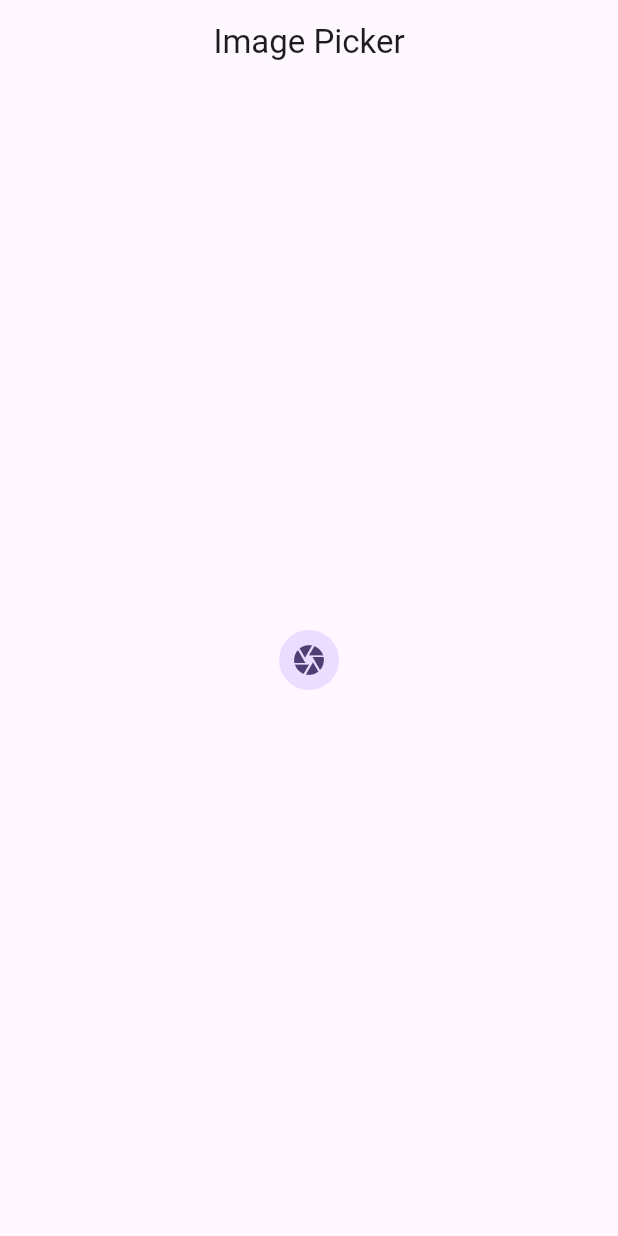
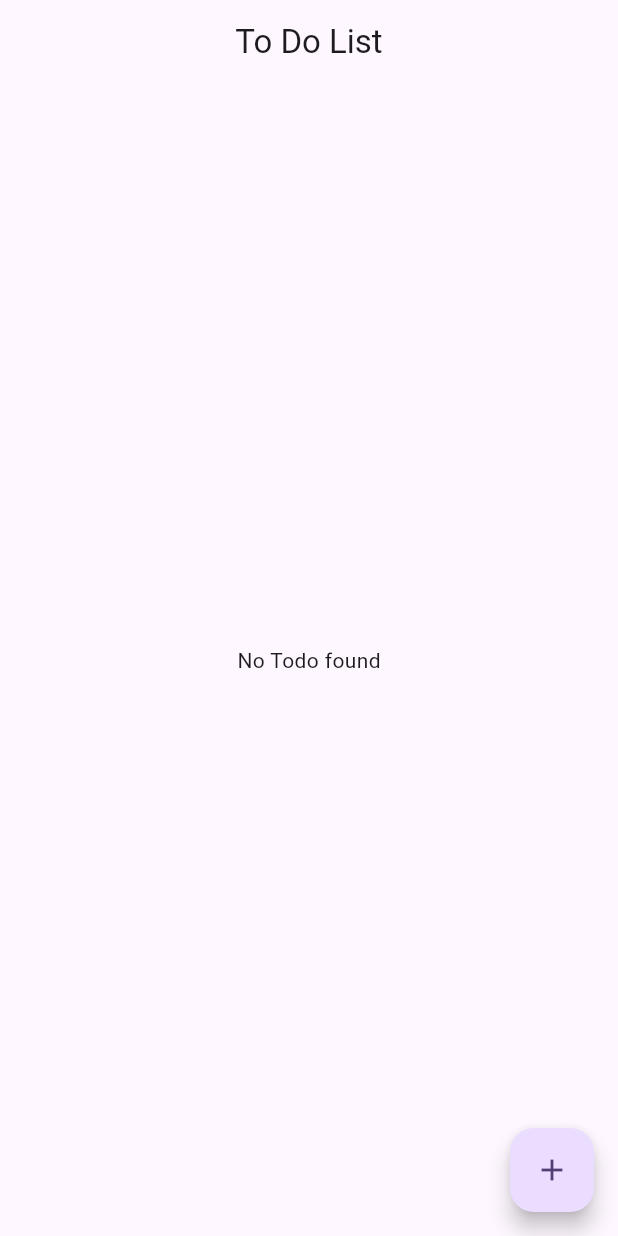
Before and after one commit to itsyashtyagi/Flutter-Bloc, a Flutter app: the screen it shows after launch, on a phone screen of 412 x 824 dp. Run offline on Flutter 3.47's test engine with Material 3 defaults, Android fonts, the phone set to English and light mode, and no system bars; our stand-ins replace bloc, equatable, flutter_bloc, image_picker.

Commit message:
To Do using Bloc

```diff
--- /dev/null
+++ b/flutter_bloc_basic/lib/bloc/todo_bloc/to_do_bloc.dart
@@ -0,0 +1,21 @@
+import 'package:bloc/bloc.dart';
+import 'package:flutter_bloc_basic/bloc/todo_bloc/to_do_event.dart';
+import 'package:flutter_bloc_basic/bloc/todo_bloc/to_do_state.dart';
+
+class ToDoBloc extends Bloc<ToDoEvent, ToDoState> {
+  final List<String> todoList = [];
+  ToDoBloc() : super(const ToDoState()) {
+    on<AddToDoEvent>(_addToDoEvent);
+    on<RemoveToDoEvent>(_removeToDoEvent);
+  }
+
+  void _addToDoEvent(AddToDoEvent event, Emitter<ToDoState> emit) {
+    todoList.add(event.task);
+    emit(state.copyWith(todos: List.from(todoList)));
+  }
+
+  void _removeToDoEvent(RemoveToDoEvent event, Emitter<ToDoState> emit) {
+    todoList.remove(event.index);
+    emit(state.copyWith(todos: List.from(todoList)));
+  }
+}
--- /dev/null
+++ b/flutter_bloc_basic/lib/bloc/todo_bloc/to_do_event.dart
@@ -0,0 +1,21 @@
+import 'package:equatable/equatable.dart';
+
+abstract class ToDoEvent extends Equatable {
+  const ToDoEvent();
+}
+
+class AddToDoEvent extends ToDoEvent {
+  final String task;
+  const AddToDoEvent({required this.task});
+
+  @override
+  List<Object> get props => [task];
+}
+
+class RemoveToDoEvent extends ToDoEvent {
+  final Object index;
+
+  const RemoveToDoEvent({required this.index});
+  @override
+  List<Object> get props => [index];
+}
--- /dev/null
+++ b/flutter_bloc_basic/lib/bloc/todo_bloc/to_do_state.dart
@@ -0,0 +1,16 @@
+import 'package:equatable/equatable.dart';
+
+class ToDoState extends Equatable {
+  final List<String> todos;
+
+  const ToDoState({this.todos = const []});
+
+  ToDoState copyWith({List<String>? todos}) {
+    return ToDoState(
+      todos: todos ?? this.todos,
+    );
+  }
+
+  @override
+  List<Object?> get props => [todos];
+}
--- a/flutter_bloc_basic/lib/main.dart
+++ b/flutter_bloc_basic/lib/main.dart
@@ -3,7 +3,8 @@ import 'package:equatable/equatable.dart';
 import 'package:flutter_bloc/flutter_bloc.dart';
 import 'package:flutter_bloc_basic/bloc/image_picker/image_picker_bloc.dart';
 import 'package:flutter_bloc_basic/bloc/switch_button_bloc/switch_bloc.dart';
-import 'package:flutter_bloc_basic/ui/image_picker/image_picker_screen.dart';
+import 'package:flutter_bloc_basic/bloc/todo_bloc/to_do_bloc.dart';
+import 'package:flutter_bloc_basic/ui/todo/to_do_screen.dart';
 import 'package:flutter_bloc_basic/utils/image_picker_utils.dart';
 
 void main() {
@@ -19,6 +20,7 @@ class MyApp extends StatelessWidget {
       providers: [
         BlocProvider(create: (_) => SwitchBloc()),
         BlocProvider(create: (_) => ImagePickerBloc(ImagePickerUtils())),
+        BlocProvider(create: (_) => ToDoBloc()),
       ],
       child: MaterialApp(
         title: 'Flutter Demo',
@@ -27,7 +29,7 @@ class MyApp extends StatelessWidget {
           useMaterial3: true,
         ),
         debugShowCheckedModeBanner: false,
-        home: const ImagePickerScreen(),
+        home: const ToDoScreen(),
       ),
     );
   }
--- /dev/null
+++ b/flutter_bloc_basic/lib/ui/todo/to_do_screen.dart
@@ -0,0 +1,56 @@
+import 'package:flutter/material.dart';
+import 'package:flutter_bloc/flutter_bloc.dart';
+import 'package:flutter_bloc_basic/bloc/todo_bloc/to_do_bloc.dart';
+import 'package:flutter_bloc_basic/bloc/todo_bloc/to_do_event.dart';
+import 'package:flutter_bloc_basic/bloc/todo_bloc/to_do_state.dart';
+
+class ToDoScreen extends StatelessWidget {
+  const ToDoScreen({super.key});
+
+  @override
+  Widget build(BuildContext context) {
+    return SafeArea(
+      child: Scaffold(
+        appBar: AppBar(
+          title: const Text("To Do List"),
+          centerTitle: true,
+        ),
+        body: Padding(
+          padding: const EdgeInsets.all(10),
+          child: BlocBuilder<ToDoBloc, ToDoState>(builder: (context, state) {
+            if (state.todos.isEmpty) {
+              return const Center(
+                child: Text("No Todo found"),
+              );
+            } else if (state.todos.isNotEmpty) {
+              return ListView.builder(
+                itemCount: state.todos.length,
+                itemBuilder: (context, index) {
+                  return ListTile(
+                    title: Text("${state.todos[index]} $index + 1"),
+                    trailing: IconButton(
+                      onPressed: () {
+                        context
+                            .read<ToDoBloc>()
+                            .add(RemoveToDoEvent(index: state.todos[index]));
+                      },
+                      icon: const Icon(Icons.delete),
+                    ),
+                  );
+                },
+              );
+            } else {
+              return const SizedBox();
+            }
+          }),
+        ),
+        floatingActionButton: FloatingActionButton(
+          onPressed: () {
+            context.read<ToDoBloc>().add(const AddToDoEvent(task: "Task"));
+          },
+          child: const Icon(Icons.add),
+        ),
+      ),
+    );
+  }
+}
```
